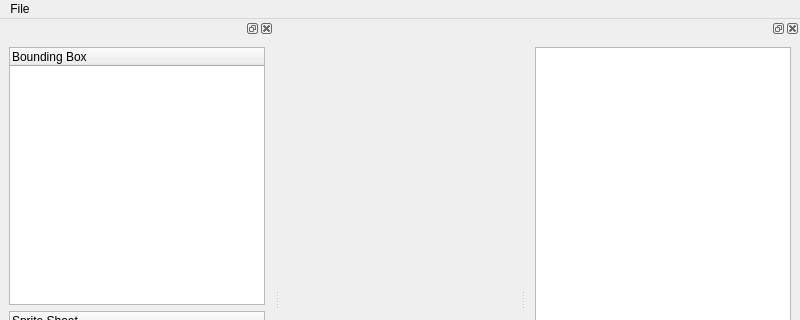
Above: spritesplitter.ui from lzsz518/GameToolKit before the change; both pictures show x 0 to 800 and y 0 to 320 of the 800 by 600 pixel window. Below: the same form after it.
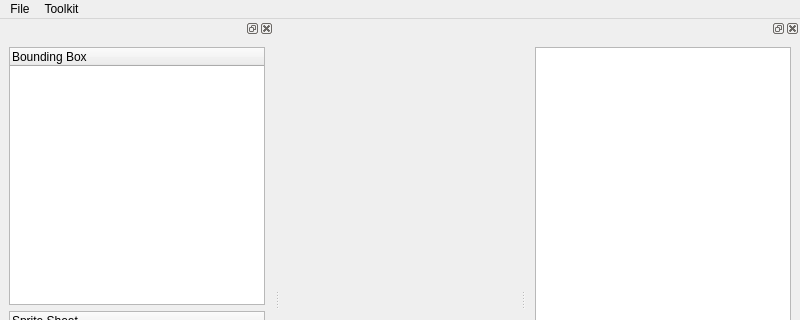
That is the form after the change.

```diff
--- a/spritesplitter.ui
+++ b/spritesplitter.ui
@@ -30,7 +30,14 @@
     <addaction name="actionOpen"/>
     <addaction name="actionSaveSprite"/>
    </widget>
+   <widget class="QMenu" name="menuToolkit">
+    <property name="title">
+     <string>Toolkit</string>
+    </property>
+    <addaction name="actionRelpaceColor"/>
+   </widget>
    <addaction name="menuFile"/>
+   <addaction name="menuToolkit"/>
   </widget>
   <widget class="QStatusBar" name="statusbar"/>
   <widget class="QDockWidget" name="dockWidget">
```
Left out of the diff: 5 changed lines with no effect on the pictures.
